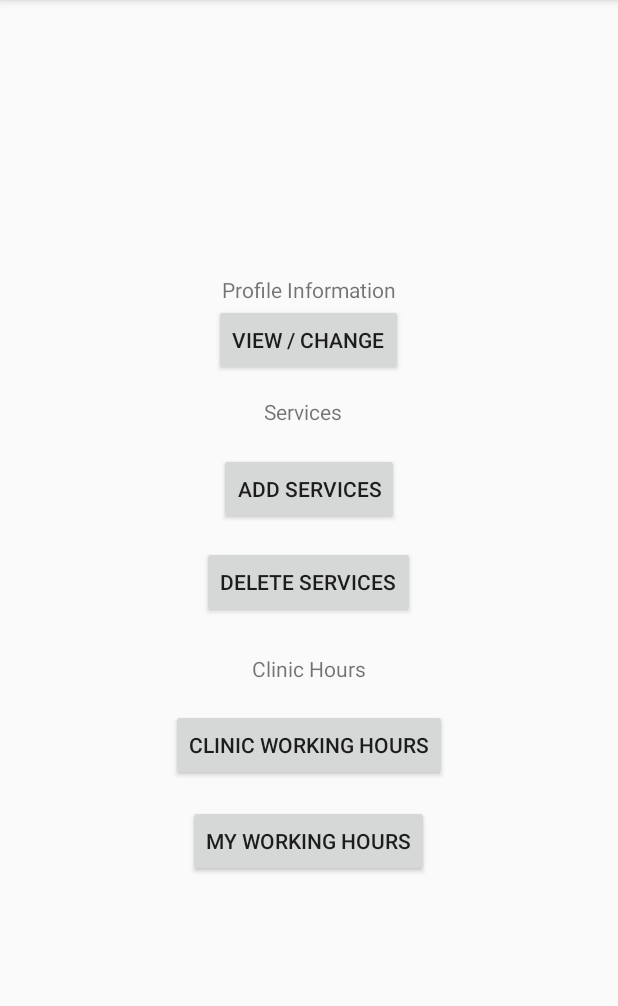
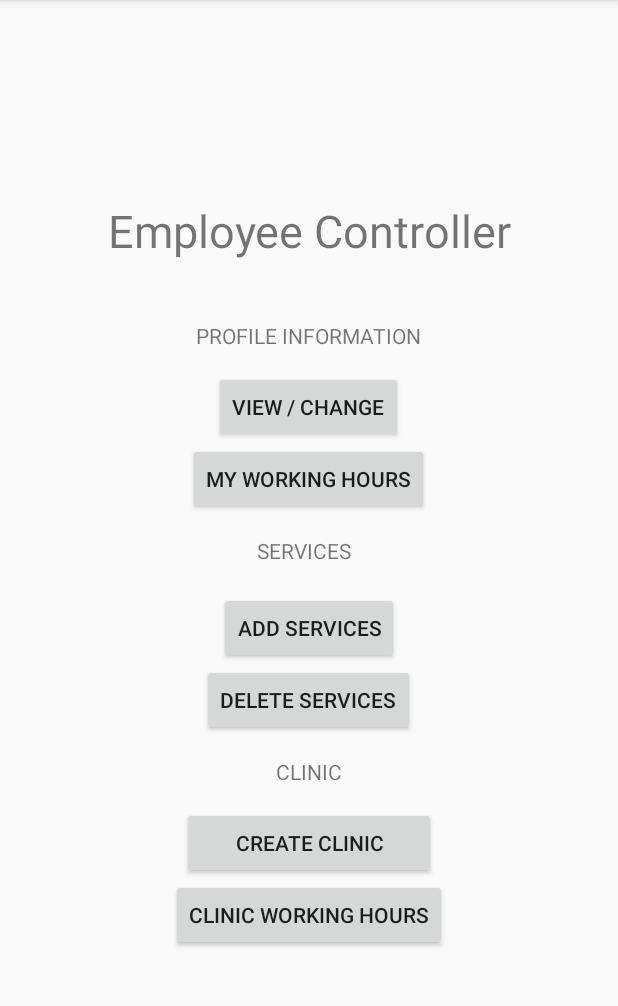
Before and after one commit to nskha101/AndriodClinicServicesDemo, an Android app: the EmployeeScreen screen opened directly, with no data from a screen before it, on a phone screen of 412 x 824 dp, the part 84-1090 px from its top. Run offline under Robolectric (Android 15) with nearby library versions, the phone set to English and light mode, and no system bars.

Commit message:
commit addclinic1

```diff
--- a/app/src/main/AndroidManifest.xml
+++ b/app/src/main/AndroidManifest.xml
@@ -9,7 +9,8 @@
         android:roundIcon="@mipmap/ic_launcher_round"
         android:supportsRtl="true"
         android:theme="@style/AppTheme">
-        <activity android:name=".AddEmployeeService"></activity>
+        <activity android:name=".CreateClinic"></activity>
+        <activity android:name=".AddEmployeeService" />
         <activity android:name=".DeleteEmployeeService" />
         <activity android:name=".EmployeeScreen" />
         <activity android:name=".AddService" />
--- a/app/src/main/java/com/example/seg2105/EmployeeScreen.java
+++ b/app/src/main/java/com/example/seg2105/EmployeeScreen.java
@@ -22,6 +22,12 @@ public class EmployeeScreen extends AppCompatActivity {
         startActivity(intent);
     }
 
+    public void goToCreateClinic(View view){
+        Intent intent = new Intent(getApplicationContext(), CreateClinic.class);
+        startActivity(intent);
+        finish();
+    }
+
     /*public void goToClinicHours(View view){
         Intent intent = new Intent(getApplicationContext(), ClinicHours.class);
         startActivity(intent);
--- a/app/src/main/java/com/example/seg2105/WelcomeScreen.java
+++ b/app/src/main/java/com/example/seg2105/WelcomeScreen.java
@@ -71,9 +71,4 @@ public class WelcomeScreen extends AppCompatActivity {
     */
     }
 
-//
-//    public void onClick(View view){
-//        Intent intent = new Intent(getApplicationContext(), AdminScreen.class);
-//        startActivity(intent);
-//    }
 }
--- a/app/src/main/res/layout/activity_employee_screen.xml
+++ b/app/src/main/res/layout/activity_employee_screen.xml
@@ -13,16 +13,39 @@
         android:orientation="vertical">
 
         <TextView
+            android:id="@+id/textView18"
+            android:layout_width="match_parent"
+            android:layout_height="wrap_content"
+            android:gravity="center"
+            android:text="Employee Controller"
+            android:textSize="30sp" />
+
+        <Space
+            android:layout_width="match_parent"
+            android:layout_height="40dp" />
+
+        <TextView
             android:id="@+id/textView11"
             android:layout_width="wrap_content"
             android:layout_height="wrap_content"
-            android:text="Profile Information" />
+            android:text="Profile Information"
+            android:textAllCaps="true" />
+
+        <Space
+            android:layout_width="match_parent"
+            android:layout_height="14dp" />
 
         <Button
             android:id="@+id/button7"
             android:layout_width="wrap_content"
             android:layout_height="wrap_content"
             android:text="View / Change" />
+
+        <Button
+            android:id="@+id/button5"
+            android:layout_width="wrap_content"
+            android:layout_height="wrap_content"
+            android:text="My Working Hours" />
 
         <Space
             android:layout_width="match_parent"
@@ -32,7 +55,8 @@
             android:id="@+id/textView16"
             android:layout_width="wrap_content"
             android:layout_height="wrap_content"
-            android:text="Services  " />
+            android:text="Services  "
+            android:textAllCaps="true" />
 
         <Space
             android:layout_width="match_parent"
@@ -45,10 +69,6 @@
             android:onClick="goToAddEmployeeService"
             android:text="Add Services" />
 
-        <Space
-            android:layout_width="match_parent"
-            android:layout_height="14dp" />
-
         <Button
             android:id="@+id/button3"
             android:layout_width="wrap_content"
@@ -58,17 +78,25 @@
 
         <Space
             android:layout_width="match_parent"
-            android:layout_height="24dp" />
+            android:layout_height="14dp" />
 
         <TextView
             android:id="@+id/textView17"
             android:layout_width="wrap_content"
             android:layout_height="wrap_content"
-            android:text="Clinic Hours" />
+            android:text="Clinic"
+            android:textAllCaps="true" />
 
         <Space
             android:layout_width="match_parent"
-            android:layout_height="17dp" />
+            android:layout_height="14dp" />
+
+        <Button
+            android:id="@+id/createclinic"
+            android:layout_width="169dp"
+            android:layout_height="wrap_content"
+            android:onClick="goToCreateClinic"
+            android:text="Create Clinic" />
 
         <Button
             android:id="@+id/button4"
@@ -76,14 +104,5 @@
             android:layout_height="wrap_content"
             android:text="Clinic Working Hours" />
 
-        <Space
-            android:layout_width="match_parent"
-            android:layout_height="16dp" />
-
-        <Button
-            android:id="@+id/button5"
-            android:layout_width="wrap_content"
-            android:layout_height="wrap_content"
-            android:text="My Working Hours" />
     </LinearLayout>
 </androidx.constraintlayout.widget.ConstraintLayout>
--- a/app/src/main/res/layout/activity_welcome_screen.xml
+++ b/app/src/main/res/layout/activity_welcome_screen.xml
@@ -87,6 +87,8 @@
         app:layout_constraintBottom_toBottomOf="parent"
         app:layout_constraintStart_toStartOf="parent"
         app:layout_constraintTop_toTopOf="parent"
-        app:layout_constraintVertical_bias="0.0" />
+        app:layout_constraintVertical_bias="0.0" >
+
+    </ListView>
 
 </androidx.constraintlayout.widget.ConstraintLayout>
```
Also changed, not shown: app/src/main/java/com/example/seg2105/Clinic.java (added, +16 -0 lines), app/src/main/java/com/example/seg2105/CreateClinic.java (added, +44 -0 lines), app/src/main/java/com/example/seg2105/HoursofOperation.java (added, +28 -0 lines), app/src/main/java/com/example/seg2105/User.java (+8 -0 lines), app/src/main/res/layout/activity_create_clinic.xml (added, +77 -0 lines).
